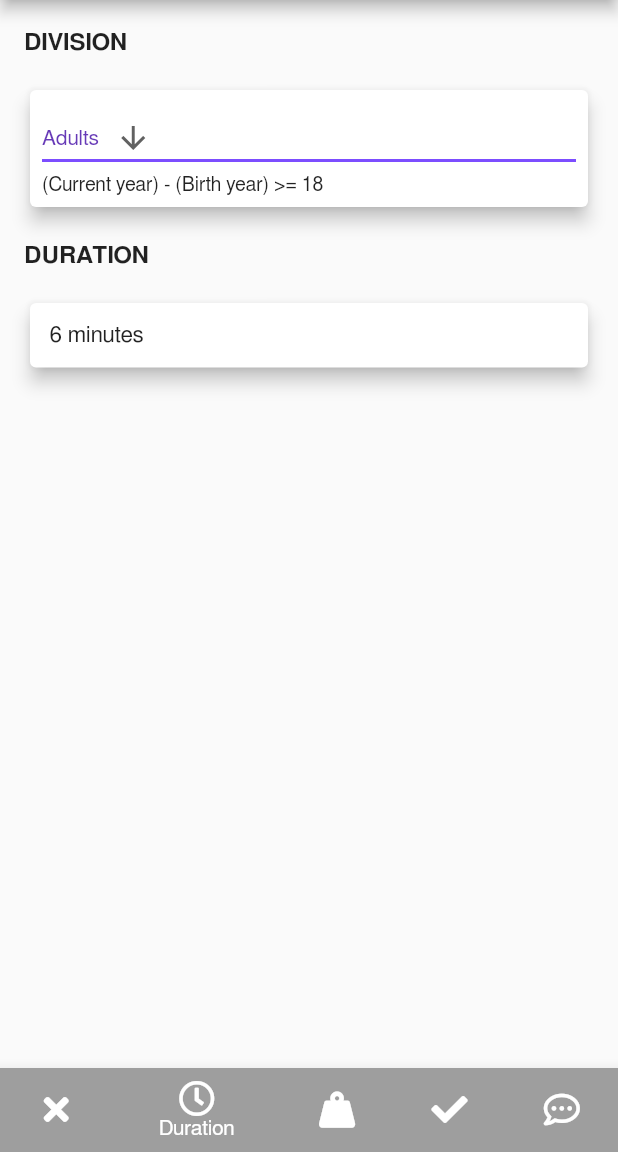
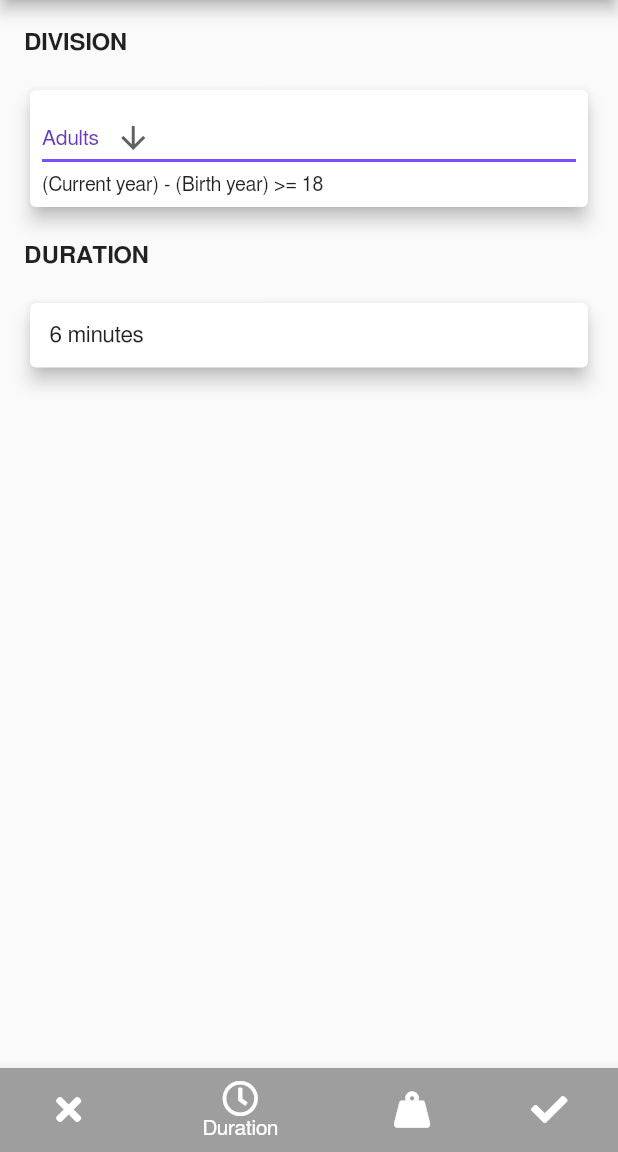
Before and after one commit to leregdos/bjj-mongolian, a Flutter app: the screen it shows after launch, item 2 of the bottom bar chosen, on a phone screen of 412 x 824 dp, the part 84-1236 px from its top. Run offline on Flutter 3.47's test engine with Material 2 defaults, Android fonts, the light colour scheme and no system bars; our stand-ins replace font_awesome_flutter, toggle_switch; Roboto replaces fonts that are missing (FreeSans).

Commit message:
Remove more page

```diff
--- a/bjj_mongolian_rulebook/lib/main.dart
+++ b/bjj_mongolian_rulebook/lib/main.dart
@@ -48,7 +48,6 @@ class _MyHomePageState extends State<MyHomePage> {
     DurationPage(),
     WeightPage(),
     PointsPage(),
-    PlaceholderWidget(Colors.red),
   ];
 
   void onTabTapped(int index) {
@@ -87,10 +86,10 @@ class _MyHomePageState extends State<MyHomePage> {
             label: "Points",
             icon: Icon(FontAwesomeIcons.check),
           ),
-          BottomNavigationBarItem(
-              icon: Icon(FontAwesomeIcons.commentDots),
-              label: "More",
-              backgroundColor: Colors.grey)
+          // BottomNavigationBarItem(
+          //     icon: Icon(FontAwesomeIcons.commentDots),
+          //     label: "More",
+          //     backgroundColor: Colors.grey)
         ],
       ),
       body: children[_currentIndex],
```
